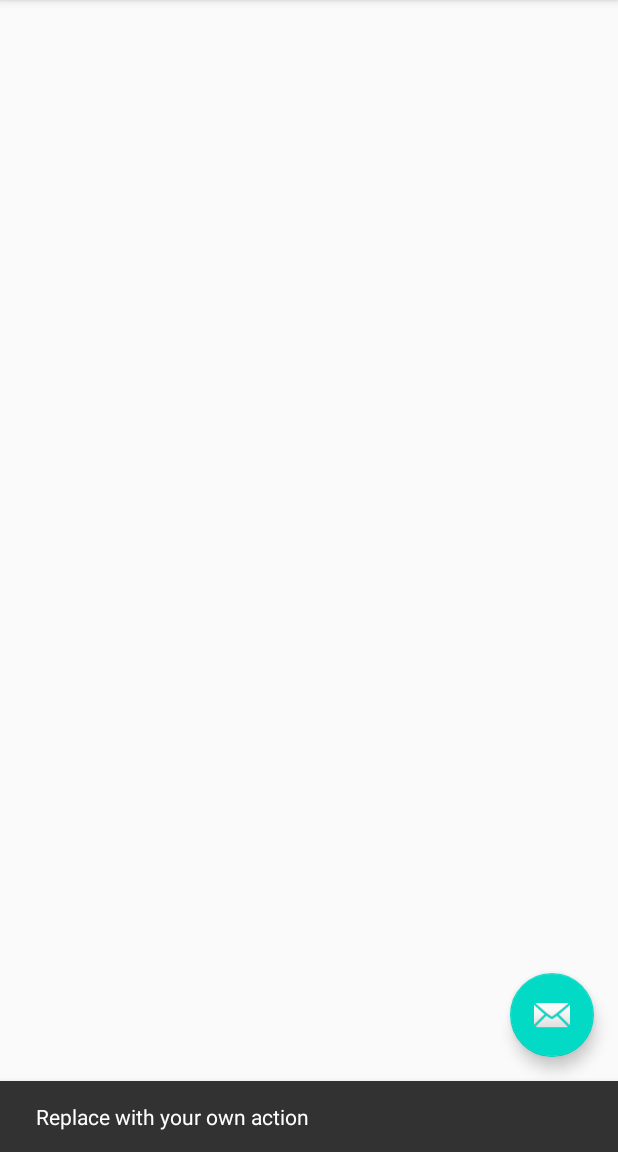
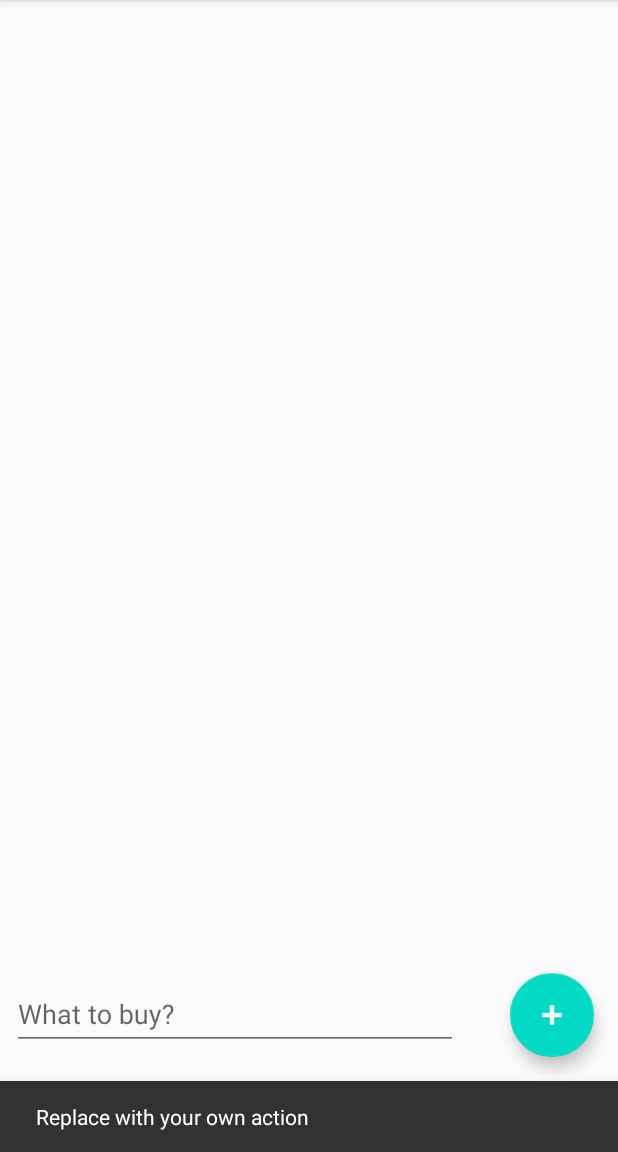
Before and after one commit to YasmineBY/Level-4-Task-1, an Android app: the screen it shows after launch (MainActivity), after a tap on an icon or button, on a phone screen of 412 x 824 dp, the part 84-1236 px from its top. Run offline under Robolectric (Android 15) with nearby library versions, the phone set to English and light mode, and no system bars.

Commit message:
Lay-out created

```diff
--- a/Level4Task1/app/src/main/AndroidManifest.xml
+++ b/Level4Task1/app/src/main/AndroidManifest.xml
@@ -10,7 +10,7 @@
         android:supportsRtl="true"
         android:theme="@style/AppTheme">
         <activity
-            android:name=".MainActivity"
+            android:name=".ui.MainActivity"
             android:label="@string/app_name"
             android:theme="@style/AppTheme.NoActionBar">
             <intent-filter>
--- a/Level4Task1/app/src/main/java/com/example/level4_task1/MainActivity.kt
+++ b/Level4Task1/app/src/main/java/com/example/level4_task1/ui/MainActivity.kt
@@ -1,10 +1,11 @@
-package com.example.level4_task1
+package com.example.level4_task1.ui
 
 import android.os.Bundle
 import com.google.android.material.snackbar.Snackbar
 import androidx.appcompat.app.AppCompatActivity
 import android.view.Menu
 import android.view.MenuItem
+import com.example.level4_task1.R
 
 import kotlinx.android.synthetic.main.activity_main.*
 
--- a/Level4Task1/app/src/main/res/layout/activity_main.xml
+++ b/Level4Task1/app/src/main/res/layout/activity_main.xml
@@ -4,7 +4,7 @@
     xmlns:tools="http://schemas.android.com/tools"
     android:layout_width="match_parent"
     android:layout_height="match_parent"
-    tools:context=".MainActivity">
+    tools:context=".ui.MainActivity">
 
     <com.google.android.material.appbar.AppBarLayout
         android:layout_width="match_parent"
@@ -28,6 +28,7 @@
         android:layout_height="wrap_content"
         android:layout_gravity="bottom|end"
         android:layout_margin="@dimen/fab_margin"
-        app:srcCompat="@android:drawable/ic_dialog_email" />
+        android:tint="@android:color/white"
+        app:srcCompat="@android:drawable/ic_input_add" />
 
 </androidx.coordinatorlayout.widget.CoordinatorLayout>
--- a/Level4Task1/app/src/main/res/layout/content_main.xml
+++ b/Level4Task1/app/src/main/res/layout/content_main.xml
@@ -1,6 +1,58 @@
 <?xml version="1.0" encoding="utf-8"?>
 <androidx.constraintlayout.widget.ConstraintLayout xmlns:android="http://schemas.android.com/apk/res/android"
     xmlns:app="http://schemas.android.com/apk/res-auto"
+    xmlns:tools="http://schemas.android.com/tools"
     android:layout_width="match_parent"
     android:layout_height="match_parent"
-    app:layout_behavior="@string/appbar_scrolling_view_behavior"/>
+    android:padding="8dp"
+    app:layout_behavior="@string/appbar_scrolling_view_behavior"
+    tools:context=".ui.MainActivity"
+    tools:showIn="@layout/activity_main">
+
+    <androidx.recyclerview.widget.RecyclerView
+        android:id="@+id/rvShoppingList"
+        android:layout_width="match_parent"
+        android:layout_height="0dp"
+        app:layout_constraintBottom_toTopOf="@id/tilProduct"
+        app:layout_constraintEnd_toEndOf="parent"
+        app:layout_constraintStart_toStartOf="parent"
+        app:layout_constraintTop_toTopOf="parent" />
+
+    <com.google.android.material.textfield.TextInputLayout
+        android:id="@+id/tilProduct"
+        android:layout_width="0dp"
+        android:layout_height="wrap_content"
+        android:layout_marginBottom="4dp"
+        app:layout_constraintBottom_toTopOf="@id/tilQuantity"
+        app:layout_constraintStart_toStartOf="parent"
+        app:layout_constraintWidth_percent="0.75">
+
+        <com.google.android.material.textfield.TextInputEditText
+            android:id="@+id/etProduct"
+            android:layout_width="match_parent"
+            android:layout_height="wrap_content"
+            android:hint="What to buy?"
+            android:inputType="text"
+            android:maxLines="1" />
+
+    </com.google.android.material.textfield.TextInputLayout>
+
+    <com.google.android.material.textfield.TextInputLayout
+        android:id="@+id/tilQuantity"
+        android:layout_width="0dp"
+        android:layout_height="wrap_content"
+        app:layout_constraintBottom_toBottomOf="parent"
+        app:layout_constraintStart_toStartOf="parent"
+        app:layout_constraintWidth_percent="0.75">
+
+        <com.google.android.material.textfield.TextInputEditText
+            android:id="@+id/etQuantity"
+            android:layout_width="match_parent"
+            android:layout_height="wrap_content"
+            android:hint="How many?"
+            android:inputType="number"
+            android:maxLines="1" />
+
+    </com.google.android.material.textfield.TextInputLayout>
+
+</androidx.constraintlayout.widget.ConstraintLayout>
--- a/Level4Task1/app/src/main/res/menu/menu_main.xml
+++ b/Level4Task1/app/src/main/res/menu/menu_main.xml
@@ -1,7 +1,7 @@
 <menu xmlns:android="http://schemas.android.com/apk/res/android"
     xmlns:app="http://schemas.android.com/apk/res-auto"
     xmlns:tools="http://schemas.android.com/tools"
-    tools:context="com.example.level4_task1.MainActivity">
+    tools:context="com.example.level4_task1.ui.MainActivity">
     <item
         android:id="@+id/action_settings"
         android:orderInCategory="100"
```
Also changed, not shown: Level4Task1/app/src/main/res/layout/item_product.xml (+32 -3 lines).
